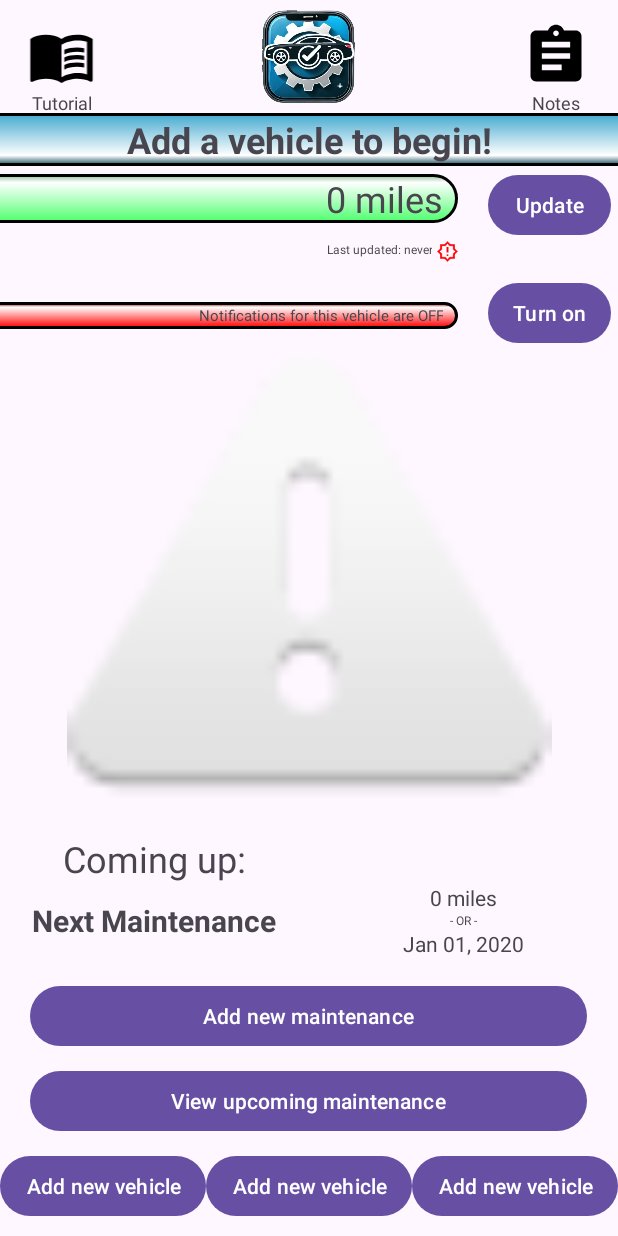
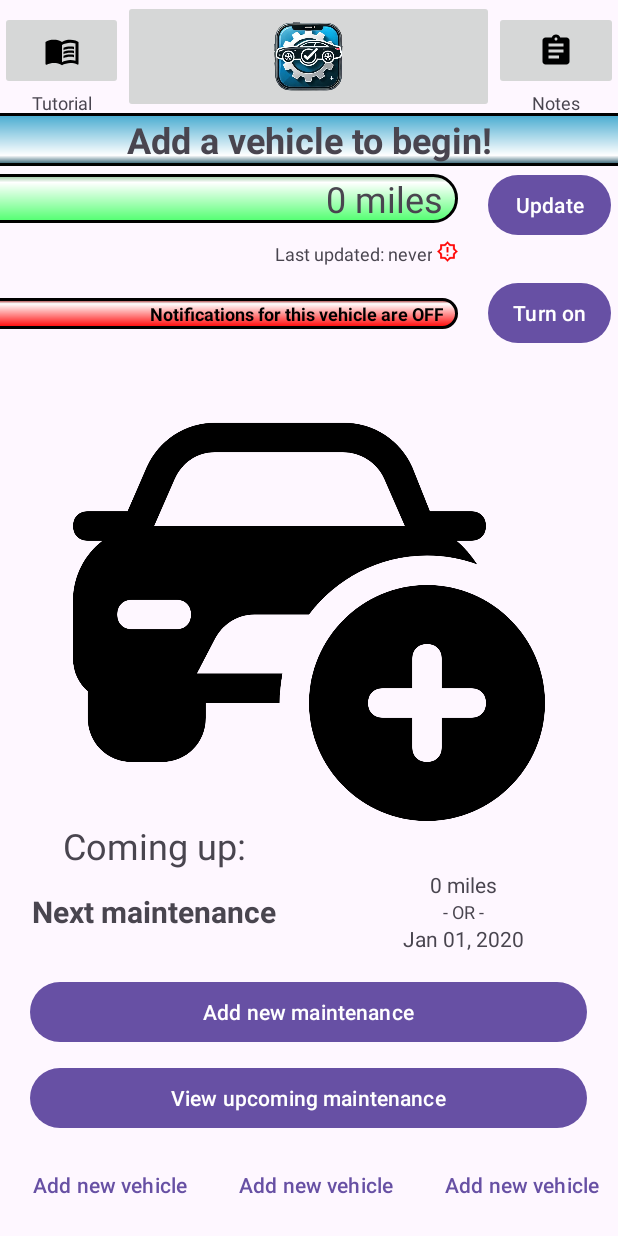
Before and after one commit to siddharth122pathak/CarMaintenanceTracker, an Android app: the screen it shows after launch (MainActivity), on a phone screen of 412 x 824 dp. Run offline under Robolectric (Android 15) with nearby library versions, the phone set to English and light mode, and no system bars; our stand-ins replace navigation-ui.

Commit message:
removed multiple warnings, removed all hard-coded strings, and updated strings.xml for continuity, fixed toolbar all buttons are now actual buttons

```diff
--- a/app/src/main/res/layout/activity_main.xml
+++ b/app/src/main/res/layout/activity_main.xml
@@ -24,37 +24,38 @@
                     android:layout_height="match_parent" android:layout_weight="20">
                 <Space
                         android:layout_width="match_parent"
-                        android:layout_height="wrap_content" android:layout_weight="20"/>
-                <ImageView
+                        android:layout_height="wrap_content" android:layout_weight="10"/>
+                <ImageButton
                         android:layout_width="match_parent"
                         android:layout_height="0dp" app:srcCompat="@drawable/baseline_menu_book_24"
-                        android:id="@+id/tutorial_icon" android:layout_weight="60"
-                />
+                        android:id="@+id/btn_tutorial" android:layout_weight="70"
+                        android:contentDescription="@string/btn_tutorial"/>
                 <TextView
-                        android:text="Tutorial"
+                        android:text="@string/tutorial"
                         android:layout_width="match_parent"
                         android:layout_height="0dp" android:id="@+id/textView_tutorial" android:layout_weight="20"
                         android:textAlignment="center" android:textSize="12sp"/>
             </LinearLayout>
-            <ImageView
+            <ImageButton
                     android:layout_width="0dp"
-                    android:layout_height="match_parent" app:srcCompat="@drawable/logo"
-                    android:id="@+id/logo_icon"
-                    android:layout_weight="60"/>
+                    android:layout_height="match_parent" app:srcCompat="@drawable/logo" android:id="@+id/btn_logo"
+                    android:layout_weight="60" android:contentDescription="@string/logo"
+                    android:scaleType="fitCenter"
+            />
             <LinearLayout
                     android:orientation="vertical"
                     android:layout_width="0dp"
                     android:layout_height="match_parent" android:layout_weight="20">
                 <Space
                         android:layout_width="match_parent"
-                        android:layout_height="wrap_content" android:layout_weight="20"/>
-                <ImageView
+                        android:layout_height="wrap_content" android:layout_weight="10"/>
+                <ImageButton
                         android:layout_width="match_parent"
                         android:layout_height="0dp" app:srcCompat="@drawable/baseline_assignment_24"
-                        android:id="@+id/notes_icon" android:layout_weight="60"
-                />
+                        android:id="@+id/btn_notes" android:layout_weight="70"
+                        android:contentDescription="@string/btn_notes"/>
                 <TextView
-                        android:text="Notes"
+                        android:text="@string/notes"
                         android:layout_width="match_parent"
                         android:layout_height="0dp" android:id="@+id/textView_notes" android:layout_weight="20"
                         android:textAlignment="center" android:textSize="12sp"/>
--- a/app/src/main/res/layout/fragment_first.xml
+++ b/app/src/main/res/layout/fragment_first.xml
@@ -1,20 +1,16 @@
 <?xml version="1.0" encoding="utf-8"?>
-<androidx.core.widget.NestedScrollView
+<LinearLayout
         xmlns:android="http://schemas.android.com/apk/res/android"
         xmlns:app="http://schemas.android.com/apk/res-auto"
         xmlns:tools="http://schemas.android.com/tools"
         android:layout_width="match_parent"
         android:layout_height="match_parent"
         tools:context=".FirstFragment"
-        android:fillViewport="true">
+        android:orientation="vertical">
     <androidx.constraintlayout.widget.ConstraintLayout
             android:layout_width="match_parent"
             android:layout_height="0dp"
-            app:layout_constraintTop_toTopOf="parent"
-            app:layout_constraintBottom_toBottomOf="parent"
-            app:layout_constraintStart_toStartOf="parent"
-            app:layout_constraintEnd_toEndOf="parent"
-    >
+            android:layout_weight="100">
         <LinearLayout
                 android:orientation="vertical"
                 android:layout_width="match_parent"
@@ -22,7 +18,7 @@
                 app:layout_constraintEnd_toEndOf="parent" app:layout_constraintTop_toTopOf="parent"
                 app:layout_constraintBottom_toBottomOf="parent">
             <TextView
-                    android:text="Add a vehicle to begin!"
+                    android:text="@string/homepage_selected_car"
                     android:layout_width="match_parent"
                     android:layout_height="wrap_content" android:id="@+id/selected_car_title"
                     android:textAlignment="center" android:background="@drawable/title_border_gradient"
@@ -33,17 +29,17 @@
                     android:layout_width="match_parent"
                     android:layout_height="wrap_content" android:paddingTop="2dp">
                 <TextView
-                        android:text="0 miles"
+                        android:text="@string/mileage"
                         android:layout_width="0dp"
                         android:layout_height="wrap_content" android:id="@+id/textView_selected_car_mileage"
                         android:layout_weight="75" android:textAlignment="textEnd" android:textSize="24sp"
-                        android:background="@drawable/green_border_gradient" android:paddingRight="10dp"
-                />
+                        android:background="@drawable/green_border_gradient"
+                        android:paddingEnd="10dp" android:paddingStart="0dp"/>
                 <Space
                         android:layout_width="0dp"
                         android:layout_height="wrap_content" android:layout_weight="5"/>
                 <Button
-                        android:text="Update"
+                        android:text="@string/update"
                         android:layout_width="0dp"
                         android:layout_height="wrap_content" android:id="@+id/btn_selected_car_mileage_update"
                         android:layout_weight="20" android:paddingLeft="6dp" android:paddingRight="6dp"/>
@@ -59,16 +55,17 @@
                     android:layout_width="match_parent"
                     android:layout_height="wrap_content">
                 <TextView
-                        android:text="Last updated: never"
+                        android:text="@string/mileage_last_updated"
                         android:layout_height="wrap_content"
-                        android:id="@+id/textView_selected_car_mileage_last_update" android:layout_weight="70"
+                        android:id="@+id/textView_selected_car_mileage_last_updated" android:layout_weight="70"
                         android:layout_width="0dp"
-                        android:textAlignment="textEnd" android:textSize="8sp"/>
+                        android:textAlignment="textEnd" android:textSize="12sp"/>
                 <ImageView
                         android:src="@drawable/sharp_brightness_alert_24"
                         android:layout_width="0dp"
-                        android:layout_height="wrap_content" android:id="@+id/imageView" android:layout_weight="5"
-                        android:translationY="-5dp" android:scaleX="0.7" android:scaleY="0.7"/>
+                        android:layout_height="wrap_content" android:id="@+id/imageView_mileage_last_updated_late" android:layout_weight="5"
+                        android:translationY="-5dp" android:scaleX="0.7" android:scaleY="0.7"
+                        android:contentDescription="@string/mileage_last_updated_late_icon"/>
                 <Space
                         android:layout_width="0dp"
                         android:layout_height="wrap_content" android:layout_weight="25"/>
@@ -81,19 +78,20 @@
                     android:layout_width="match_parent"
                     android:layout_height="wrap_content">
                 <TextView
-                        android:text="Notifications for this vehicle are OFF"
+                        android:text="@string/notification_setting"
                         android:layout_width="0dp"
                         android:layout_height="wrap_content"
                         android:id="@+id/textView_selected_car_notifications_setting" android:layout_weight="75"
-                        android:textAlignment="textEnd" android:textSize="10sp"
+                        android:textAlignment="textEnd" android:textSize="12sp"
                         android:background="@drawable/red_border_gradient"
-                        android:paddingRight="10dp" android:paddingTop="2dp" android:paddingBottom="2dp"
-                />
+                        android:paddingTop="2dp" android:paddingBottom="2dp"
+                        android:paddingEnd="10dp" android:paddingStart="0dp" android:textStyle="bold"
+                        android:textColor="#000000"/>
                 <Space
                         android:layout_width="0dp"
                         android:layout_height="wrap_content" android:layout_weight="5"/>
                 <Button
-                        android:text="Turn on"
+                        android:text="@string/turn_on"
                         android:layout_width="0dp"
                         android:layout_height="wrap_content" android:id="@+id/btn_selected_car_notifications_setting"
                         android:layout_weight="20" android:paddingLeft="6dp" android:paddingRight="6dp"/>
@@ -102,15 +100,16 @@
                         android:layout_height="wrap_content" android:layout_weight="1"/>
             </LinearLayout>
             <ImageView
-                    android:src="@android:drawable/ic_dialog_alert"
-                    android:layout_width="match_parent"
-                    android:layout_height="wrap_content" android:id="@+id/imageView2" android:layout_weight="100"/>
+                    android:src="@drawable/add_a_car_img"
+                    android:layout_width="wrap_content"
+                    android:layout_height="0dp" android:id="@+id/imageView_selected_car" android:layout_weight="100"
+                    android:contentDescription="@string/currently_selected_vehicle_image"/>
             <LinearLayout
                     android:orientation="horizontal"
                     android:layout_width="match_parent"
                     android:layout_height="wrap_content">
                 <TextView
-                        android:text="Coming up:"
+                        android:text="@string/coming_up"
                         android:layout_width="0dp"
                         android:layout_height="wrap_content" android:id="@+id/textView_coming_up"
                         android:layout_weight="50"
@@ -124,7 +123,7 @@
                     android:layout_width="match_parent"
                     android:layout_height="wrap_content">
                 <TextView
-                        android:text="Next Maintenance"
+                        android:text="@string/next_maintenance"
                         android:layout_width="0dp"
                         android:layout_height="wrap_content" android:id="@+id/textView_next_maintenance_title"
                         android:layout_weight="50"
@@ -135,20 +134,20 @@
                         android:layout_width="0dp"
                         android:layout_height="wrap_content" android:layout_weight="50">
                     <TextView
-                            android:text="0 miles"
+                            android:text="@string/next_maintenance_mileage"
                             android:layout_width="match_parent"
-                            android:layout_height="0dp" android:id="@+id/textView_next_maintenance_miles"
-                            android:layout_weight="40" android:textAlignment="center" android:textSize="14sp"/>
+                            android:layout_height="wrap_content" android:id="@+id/textView_next_maintenance_miles"
+                            android:textAlignment="center" android:textSize="14sp"/>
                     <TextView
-                            android:text="- OR -"
+                            android:text="@string/next_maintenance_or"
                             android:layout_width="match_parent"
-                            android:layout_height="0dp" android:id="@+id/textView_next_maintenance_or"
-                            android:layout_weight="20" android:textAlignment="center" android:textSize="8sp"/>
+                            android:layout_height="wrap_content" android:id="@+id/textView_next_maintenance_or"
+                            android:textAlignment="center" android:textSize="12sp"/>
                     <TextView
-                            android:text="Jan 01, 2020"
+                            android:text="@string/next_maintenance_date"
                             android:layout_width="match_parent"
-                            android:layout_height="0dp" android:id="@+id/textView_next_maintenance_date"
-                            android:layout_weight="40" android:textAlignment="center" android:textSize="14sp"/>
+                            android:layout_height="wrap_content" android:id="@+id/textView_next_maintenance_date"
+                            android:textAlignment="center" android:textSize="14sp"/>
                 </LinearLayout>
             </LinearLayout>
             <Space
@@ -162,7 +161,7 @@
                         android:layout_width="0dp"
                         android:layout_height="wrap_content" android:layout_weight="5"/>
                 <Button
-                        android:text="Add new maintenance"
+                        android:text="@string/add_new_maintenance"
                         android:layout_width="0dp"
                         android:layout_height="wrap_content" android:id="@+id/btn_add_new_maintenance"
                         android:layout_weight="90"/>
@@ -181,7 +180,7 @@
                         android:layout_width="0dp"
                         android:layout_height="wrap_content" android:layout_weight="5"/>
                 <Button
-                        android:text="View upcoming maintenance"
+                        android:text="@string/view_upcoming_maintenance"
                         android:layout_width="0dp"
                         android:layout_height="wrap_content" android:id="@+id/btn_view_upcoming_maintenance"
                         android:layout_weight="90"/>
@@ -193,21 +192,22 @@
                     android:layout_width="match_parent"
                     android:layout_height="0dp" android:layout_weight="3"/>
             <LinearLayout
-                    android:orientation="horizontal"
+                    style="?android:attr/buttonBarStyle" android:orientation="horizontal"
                     android:layout_width="match_parent"
                     android:layout_height="wrap_content">
                 <Button
-                        android:text="Add new vehicle"
+                        style="?android:attr/buttonBarButtonStyle" android:text="@string/add_new_vehicle"
                         android:layout_width="wrap_content"
                         android:layout_height="wrap_content" android:id="@+id/btn_vehicle_1" android:layout_weight="1"
-                        android:paddingLeft="6dp" android:paddingRight="6dp"/>
+                        android:paddingLeft="6dp" android:paddingRight="6dp"
+                        tools:ignore="DuplicateSpeakableTextCheck"/>
                 <Button
-                        android:text="Add new vehicle"
+                        style="?android:attr/buttonBarButtonStyle" android:text="@string/add_new_vehicle"
                         android:layout_width="wrap_content"
                         android:layout_height="wrap_content" android:id="@+id/btn_vehicle_2" android:layout_weight="1"
                         android:paddingLeft="6dp" android:paddingRight="6dp"/>
                 <Button
-                        android:text="Add new vehicle"
+                        style="?android:attr/buttonBarButtonStyle" android:text="@string/add_new_vehicle"
                         android:layout_width="wrap_content"
                         android:layout_height="wrap_content" android:id="@+id/btn_vehicle_3" android:layout_weight="1"
                         android:paddingLeft="6dp" android:paddingRight="6dp"/>
@@ -217,4 +217,4 @@
                     android:layout_height="0dp" android:layout_weight="3"/>
         </LinearLayout>
     </androidx.constraintlayout.widget.ConstraintLayout>
-</androidx.core.widget.NestedScrollView>
+</LinearLayout>
--- a/app/src/main/res/values/strings.xml
+++ b/app/src/main/res/values/strings.xml
@@ -1,40 +1,41 @@
 <resources>
-    <string name="app_name">CarMaintenanceTracker</string>
+    <!-- Strings that are not going to be used, please delete these when all instances are removed -->
+    <string name="lorem_ipsum">Lorem ipsum dolor sit amet.</string>
     <string name="action_settings">Settings</string>
-    <!-- Strings used for fragments for navigation -->
-    <string name="first_fragment_label">First Fragment</string>
-    <string name="second_fragment_label">Second Fragment</string>
-    <string name="next">Next</string>
     <string name="previous">Previous</string>
 
-    <string name="lorem_ipsum">
-        Lorem ipsum dolor sit amet, consectetur adipiscing elit. Nam in scelerisque sem. Mauris volutpat, dolor id
-        interdum ullamcorper, risus dolor egestas lectus, sit amet mattis purus dui nec risus. Maecenas non sodales
-        nisi, vel dictum dolor. Class aptent taciti sociosqu ad litora torquent per conubia nostra, per inceptos
-        himenaeos. Suspendisse blandit eleifend diam, vel rutrum tellus vulputate quis. Aliquam eget libero aliquet,
-        imperdiet nisl a, ornare ex. Sed rhoncus est ut libero porta lobortis. Fusce in dictum tellus.\n\n
-        Suspendisse interdum ornare ante. Aliquam nec cursus lorem. Morbi id magna felis. Vivamus egestas, est a
-        condimentum egestas, turpis nisl iaculis ipsum, in dictum tellus dolor sed neque. Morbi tellus erat, dapibus ut
-        sem a, iaculis tincidunt dui. Interdum et malesuada fames ac ante ipsum primis in faucibus. Curabitur et eros
-        porttitor, ultricies urna vitae, molestie nibh. Phasellus at commodo eros, non aliquet metus. Sed maximus nisl
-        nec dolor bibendum, vel congue leo egestas.\n\n
-        Sed interdum tortor nibh, in sagittis risus mollis quis. Curabitur mi odio, condimentum sit amet auctor at,
-        mollis non turpis. Nullam pretium libero vestibulum, finibus orci vel, molestie quam. Fusce blandit tincidunt
-        nulla, quis sollicitudin libero facilisis et. Integer interdum nunc ligula, et fermentum metus hendrerit id.
-        Vestibulum lectus felis, dictum at lacinia sit amet, tristique id quam. Cras eu consequat dui. Suspendisse
-        sodales nunc ligula, in lobortis sem porta sed. Integer id ultrices magna, in luctus elit. Sed a pellentesque
-        est.\n\n
-        Aenean nunc velit, lacinia sed dolor sed, ultrices viverra nulla. Etiam a venenatis nibh. Morbi laoreet, tortor
-        sed facilisis varius, nibh orci rhoncus nulla, id elementum leo dui non lorem. Nam mollis ipsum quis auctor
-        varius. Quisque elementum eu libero sed commodo. In eros nisl, imperdiet vel imperdiet et, scelerisque a mauris.
-        Pellentesque varius ex nunc, quis imperdiet eros placerat ac. Duis finibus orci et est auctor tincidunt. Sed non
-        viverra ipsum. Nunc quis augue egestas, cursus lorem at, molestie sem. Morbi a consectetur ipsum, a placerat
-        diam. Etiam vulputate dignissim convallis. Integer faucibus mauris sit amet finibus convallis.\n\n
-        Phasellus in aliquet mi. Pellentesque habitant morbi tristique senectus et netus et malesuada fames ac turpis
-        egestas. In volutpat arcu ut felis sagittis, in finibus massa gravida. Pellentesque id tellus orci. Integer
-        dictum, lorem sed efficitur ullamcorper, libero justo consectetur ipsum, in mollis nisl ex sed nisl. Donec
-        maximus ullamcorper sodales. Praesent bibendum rhoncus tellus nec feugiat. In a ornare nulla. Donec rhoncus
-        libero vel nunc consequat, quis tincidunt nisl eleifend. Cras bibendum enim a justo luctus vestibulum. Fusce
-        dictum libero quis erat maximus, vitae volutpat diam dignissim.
-    </string>
+    <!-- Strings used for titles and text -->
+    <string name="app_name">AutoIQ</string>
+    <string name="homepage_selected_car">Add a vehicle to begin!</string>
+    <string name="mileage">0 miles</string>
+    <string name="mileage_last_updated">Last updated: never</string>
+    <string name="notification_setting">Notifications for this vehicle are OFF</string>
+    <string name="coming_up">Coming up:</string>
+    <string name="next_maintenance">Next maintenance</string>
+    <string name="next_maintenance_mileage">0 miles</string>
+    <string name="next_maintenance_or">- OR -</string>
+    <string name="next_maintenance_date">Jan 01, 2020</string>
+    <string name="tutorial">Tutorial</string>
+    <string name="notes">Notes</string>
+
+    <!-- Strings used for fragments for navigation -->
+    <string name="first_fragment_label">Homepage</string>
+    <string name="second_fragment_label">Second Fragment</string>
+
+    <!-- Strings used for buttons -->
+    <string name="logo">Auto IQ Logo</string>
+    <string name="btn_tutorial">Tutorial Button</string>
+    <string name="btn_notes">Notes Button</string>
+    <string name="next">Next</string>
+    <string name="submit">Submit</string>
+    <string name="update">Update</string>
+    <string name="turn_on">Turn on</string>
+    <string name="turn_off">Turn off</string>
+    <string name="add_new_maintenance">Add new maintenance</string>
+    <string name="view_upcoming_maintenance">View upcoming maintenance</string>
+    <string name="add_new_vehicle">Add new vehicle</string>
+
+    <!-- Strings used for content descriptions -->
+    <string name="mileage_last_updated_late_icon">It\'s been a while since the last update!</string>
+    <string name="currently_selected_vehicle_image">There is no vehicle displayed.</string>
 </resources>
```
Also changed, not shown: app/src/main/res/drawable/add_a_car_img.png (added).
